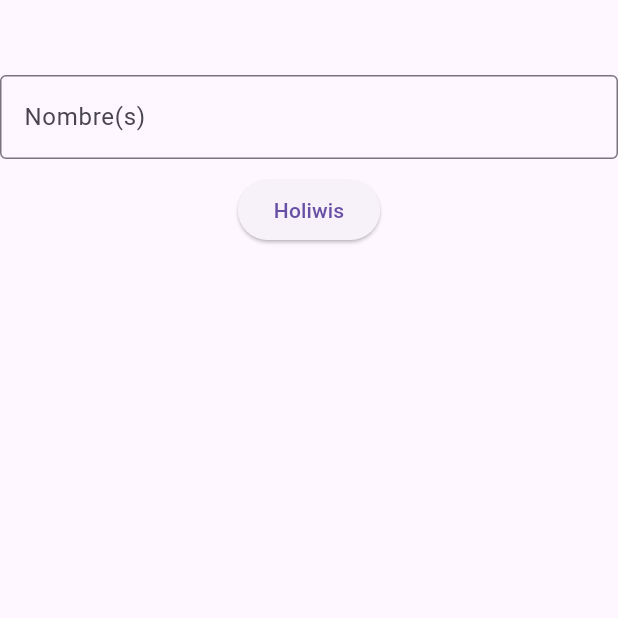
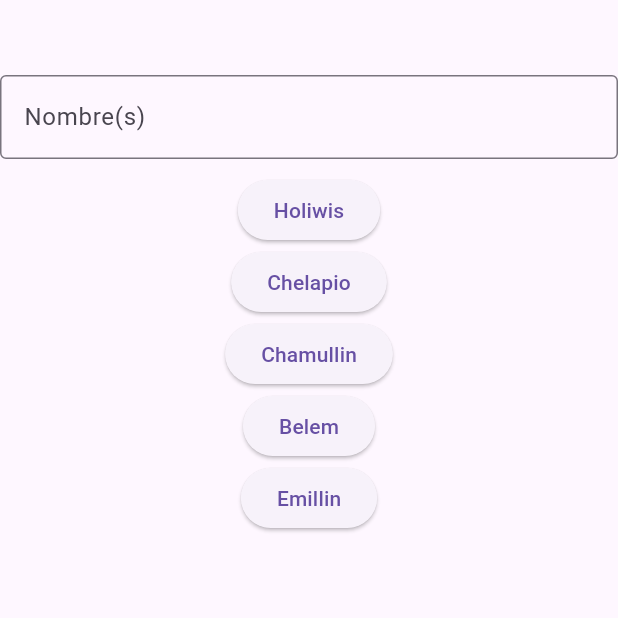
Before and after one commit to Samuel1722003/EmerScanFrontend, a Flutter app: the screen it shows after launch, on a phone screen of 412 x 824 dp, the top half of it. Run offline on Flutter 3.47's test engine with Material 3 defaults, Android fonts, the phone set to English and light mode, and no system bars.

Commit message:
Cambio botones

```diff
--- a/hfe_frontend/lib/screens/home.dart
+++ b/hfe_frontend/lib/screens/home.dart
@@ -12,11 +12,17 @@ class HomeScreen extends StatelessWidget {
             SizedBox(height: 50),
             TextField(
               obscureText: false,
-              decoration: InputDecoration(border: OutlineInputBorder(),
-              labelText: 'Nombre(s)'),
+              decoration: InputDecoration(
+                border: OutlineInputBorder(),
+                labelText: 'Nombre(s)',
+              ),
             ),
             SizedBox(height: 10),
             ElevatedButton(onPressed: () {}, child: Text("Holiwis")),
+            ElevatedButton(onPressed: () {}, child: Text("Chelapio")),
+            ElevatedButton(onPressed: () {}, child: Text("Chamullin")),
+            ElevatedButton(onPressed: () {}, child: Text("Belem")),
+            ElevatedButton(onPressed: () {}, child: Text("Emillin")),
           ],
         ),
       ),
```
